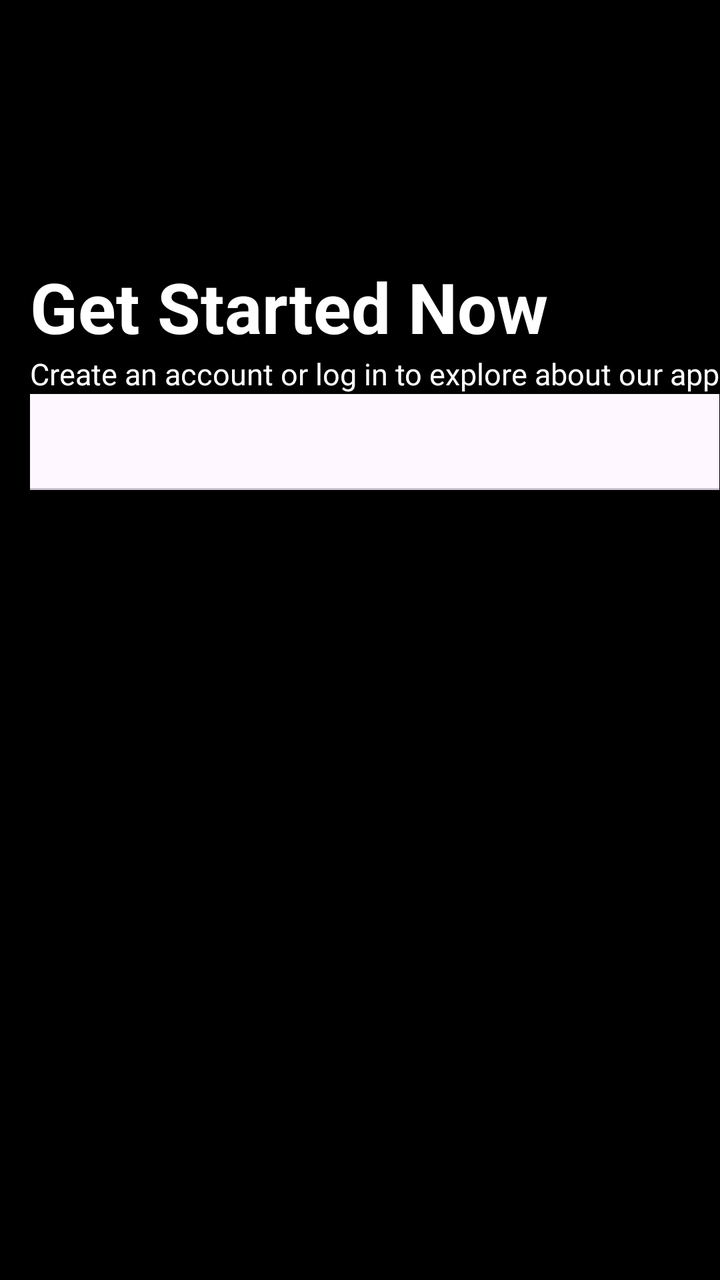
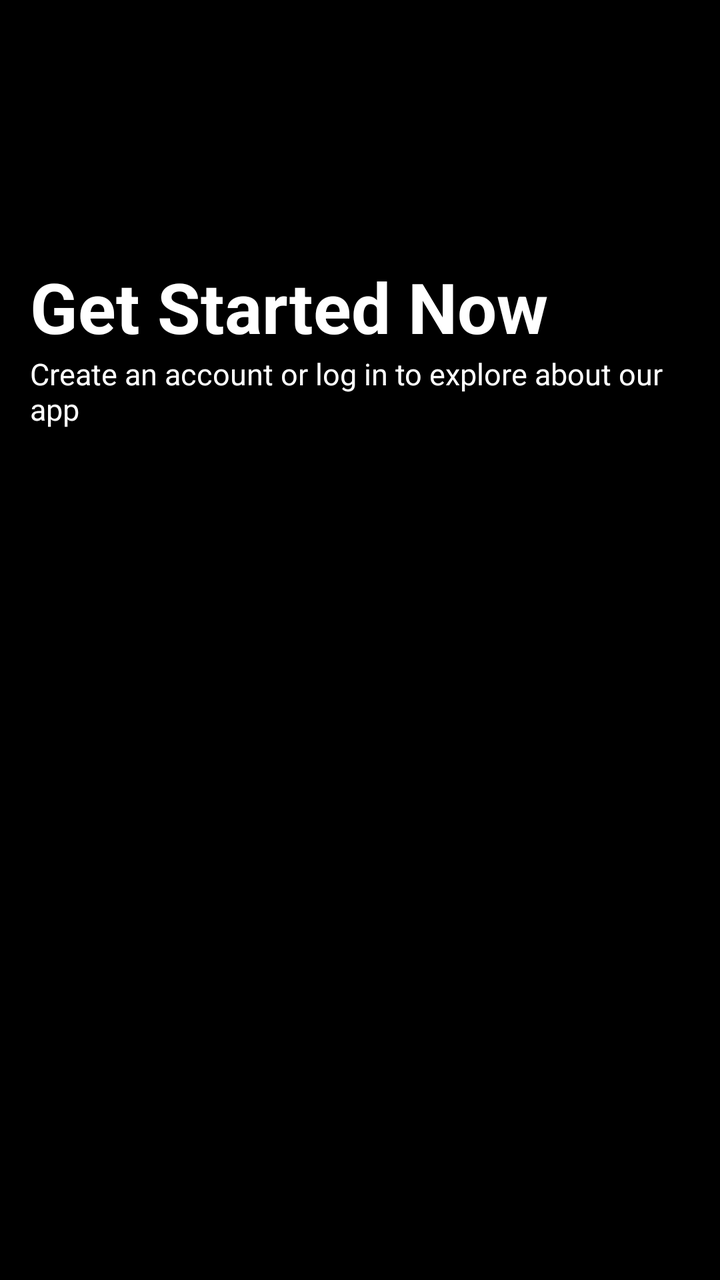

Two renders of the same Android screen: before a commit and after it. Below are the layout's source before the change and the commit's diff.
<!-- AndroidManifest.xml: application theme Theme.Smd_assigment_1 -->
<!-- res/layout/activity_login_signup_page.xml -->
<?xml version="1.0" encoding="utf-8"?>
<LinearLayout xmlns:android="http://schemas.android.com/apk/res/android"
    xmlns:app="http://schemas.android.com/apk/res-auto"
    xmlns:tools="http://schemas.android.com/tools"
    android:id="@+id/main"
    android:layout_width="match_parent"
    android:layout_height="match_parent"
    android:background="@color/black"
    tools:context=".Login_Signup_page">

    <LinearLayout
        android:layout_width="wrap_content"
        android:layout_height="match_parent"
        android:orientation="vertical"
        android:layout_marginLeft="15dp"
        >
        <TextView
            android:layout_width="wrap_content"
            android:layout_height="wrap_content"
            android:text="Get Started Now "
            android:layout_marginTop="130dp"
            android:textSize="35sp"
            android:textStyle="bold"
            android:textColor="@color/white"
            />
        <TextView
            android:layout_width="wrap_content"
            android:layout_height="wrap_content"
            android:textSize="15sp"
            android:text="@string/Login_Signup_page_quote"
            android:textColor="@color/white"
            />
        <com.google.android.material.tabs.TabLayout
            android:id="@+id/tabLayout"
            android:layout_width="match_parent"
            android:layout_height="wrap_content"
            app:tabGravity="fill"
            app:tabMode="fixed"
            app:tabIndicatorColor="@android:color/holo_blue_dark"/>

        
        <androidx.viewpager2.widget.ViewPager2
            android:layout_width="match_parent"
            android:layout_height="0dp"
            android:layout_weight="1"
            android:id="@+id/ViewPager"
            />

    </LinearLayout>

</LinearLayout>
<!-- resources referenced by this layout -->
<resources>
  <color name="black">#FF000000</color>
  <color name="white">#FFFFFFFF</color>
  <string name="Login_Signup_page_quote">Create an account or log in to explore about our app</string>
  <style name="Theme.Smd_assigment_1" parent="Base.Theme.Smd_assigment_1" />
  <style name="Base.Theme.Smd_assigment_1" parent="Theme.Material3.DayNight.NoActionBar">
          
          
      </style>
</resources>

<!-- the commit's change to res/layout/activity_login_signup_page.xml (unified diff, before → after) -->
@@ -6,13 +6,14 @@
     android:layout_width="match_parent"
     android:layout_height="match_parent"
     android:background="@color/black"
+    android:orientation="vertical"
     tools:context=".Login_Signup_page">
 
     <LinearLayout
-        android:layout_width="wrap_content"
+        android:layout_width="match_parent"
         android:layout_height="match_parent"
         android:orientation="vertical"
-        android:layout_marginLeft="15dp"
+        android:paddingHorizontal="15dp"
         >
         <TextView
             android:layout_width="wrap_content"
@@ -36,7 +37,11 @@
             android:layout_height="wrap_content"
             app:tabGravity="fill"
             app:tabMode="fixed"
-            app:tabIndicatorColor="@android:color/holo_blue_dark"/>
+            app:tabTextColor="#AFAFAF"
+            app:tabSelectedTextColor="@color/yellow"
+            app:tabIndicatorColor="@color/yellow"
+            android:background="@color/black"
+            app:tabTextAppearance="@android:style/TextAppearance.Medium"/>
 
         
         <androidx.viewpager2.widget.ViewPager2
<!-- resource entries referenced after the edit -->
@@ -2,6 +2,7 @@
 <resources>
   <color name="black">#FF000000</color>
   <color name="white">#FFFFFFFF</color>
+  <color name="yellow">#FFEB3B</color>
   <string name="Login_Signup_page_quote">Create an account or log in to explore about our app</string>
   <style name="Theme.Smd_assigment_1" parent="Base.Theme.Smd_assigment_1" />
   <style name="Base.Theme.Smd_assigment_1" parent="Theme.Material3.DayNight.NoActionBar">
